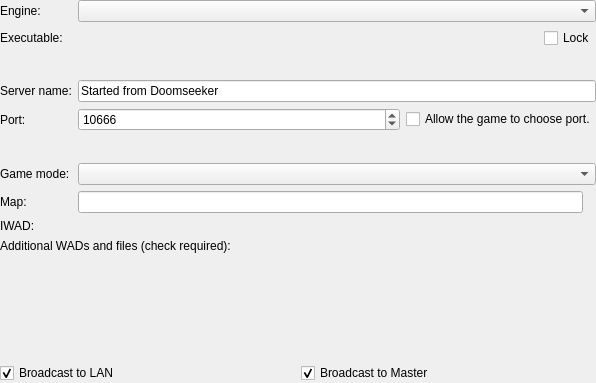
Qt form src/core/gui/createserver/generalgamesetuppanel.ui (Destroyerrrocket/doomseeker-unofficial) before a commit.
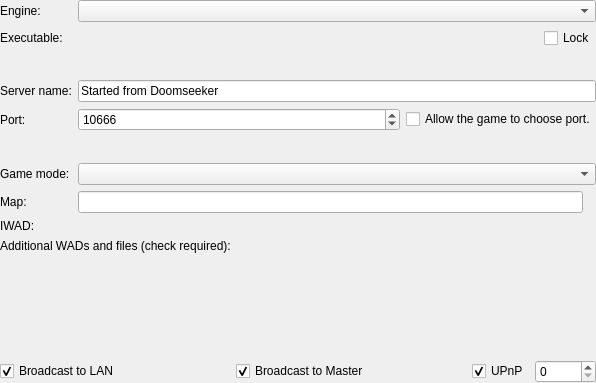
The same form after that commit. Icons and pictures are not drawn. Custom widgets are drawn as their Qt base class.

```diff
--- a/src/core/gui/createserver/generalgamesetuppanel.ui
+++ b/src/core/gui/createserver/generalgamesetuppanel.ui
@@ -216,7 +216,7 @@
     </widget>
    </item>
    <item>
-    <layout class="QHBoxLayout" name="horizontalLayout_3">
+    <layout class="QHBoxLayout" name="horizontalLayout_3" stretch="1,1,0">
      <item>
       <widget class="QCheckBox" name="cbBroadcastToLAN">
        <property name="text">
@@ -237,6 +237,47 @@
        </property>
       </widget>
      </item>
+     <item>
+      <widget class="QWidget" name="upnpArea" native="true">
+       <layout class="QHBoxLayout" name="horizontalLayout_2">
+        <property name="leftMargin">
+         <number>0</number>
+        </property>
+        <property name="topMargin">
+         <number>0</number>
+        </property>
+        <property name="rightMargin">
+         <number>0</number>
+        </property>
+        <property name="bottomMargin">
+         <number>0</number>
+        </property>
+        <item>
+         <widget class="QCheckBox" name="cbUpnp">
+          <property name="toolTip">
+           <string>If checked, the game will try to tell your router to forward necessary ports.</string>
+          </property>
+          <property name="text">
+           <string>UPnP</string>
+          </property>
+          <property name="checked">
+           <bool>true</bool>
+          </property>
+         </widget>
+        </item>
+        <item>
+         <widget class="QSpinBox" name="spinUpnpPort">
+          <property name="toolTip">
+           <string>&lt;html&gt;&lt;head/&gt;&lt;body&gt;&lt;p&gt;UPnP port. Set this to 0 to let Doomseeker or game decide.&lt;/p&gt;&lt;/body&gt;&lt;/html&gt;</string>
+          </property>
+          <property name="maximum">
+           <number>65535</number>
+          </property>
+         </widget>
+        </item>
+       </layout>
+      </widget>
+     </item>
     </layout>
    </item>
   </layout>
```
Left out of the diff: 35 changed lines with no effect on the pictures.
